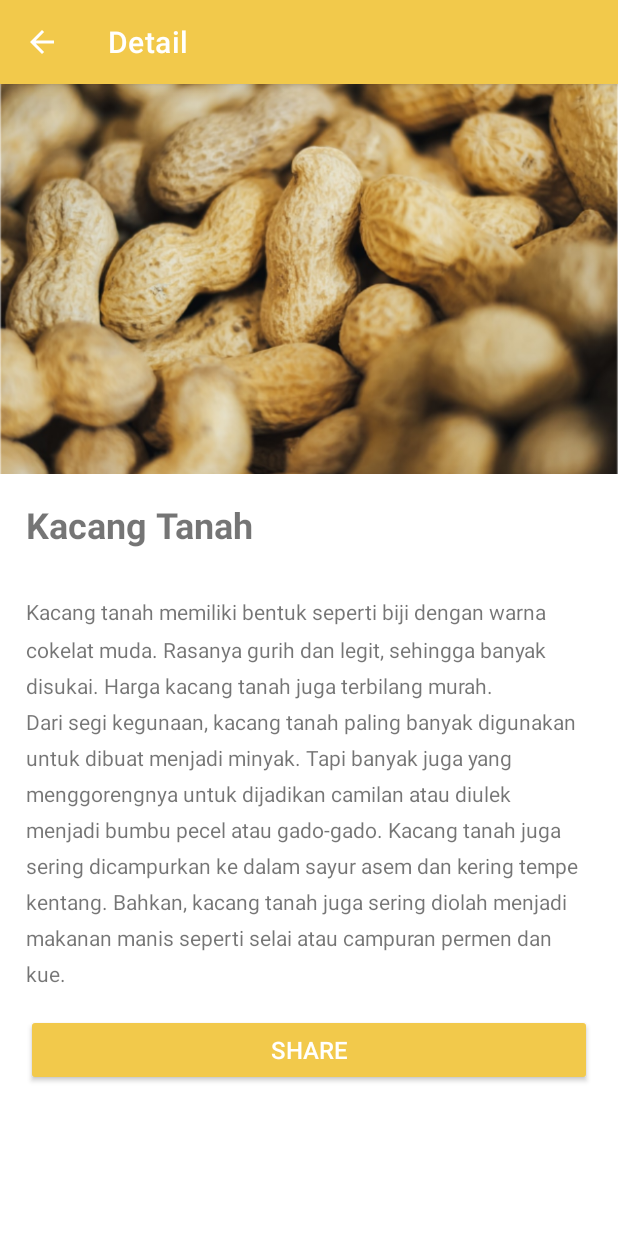
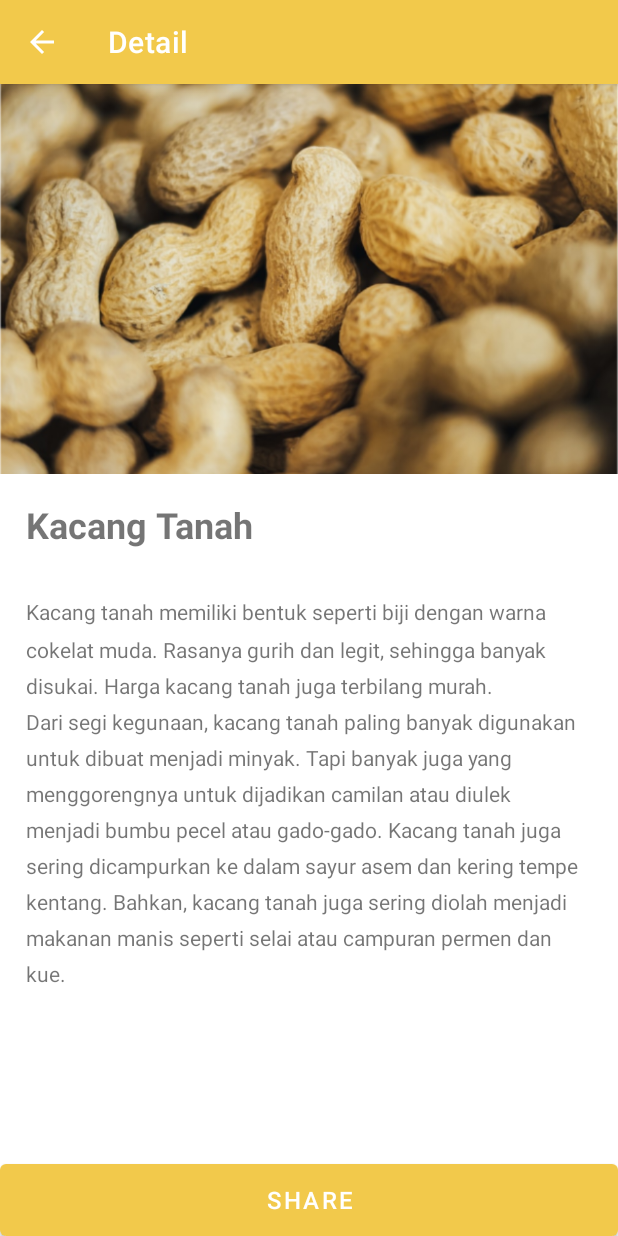
Before and after one commit to wildanGhifari/NutsPedia, an Android app: the screen it shows after launch (DetailActivity), after a tap on "Kacang Tanah", on a phone screen of 412 x 824 dp. Run offline under Robolectric (Android 15) with nearby library versions, the phone set to English and light mode, and no system bars; pictures from the network do not load.

Commit message:
Change share button position in activity_detail, and add a toast to it

```diff
--- a/app/src/main/java/me/wildan/nutspedia/DetailActivity.kt
+++ b/app/src/main/java/me/wildan/nutspedia/DetailActivity.kt
@@ -1,8 +1,10 @@
 package me.wildan.nutspedia
 
 import android.os.Bundle
+import android.widget.Button
 import android.widget.ImageView
 import android.widget.TextView
+import android.widget.Toast
 import androidx.appcompat.app.AppCompatActivity
 
 class DetailActivity : AppCompatActivity() {
@@ -35,6 +37,10 @@ class DetailActivity : AppCompatActivity() {
         tvNameReceived.text = nutsName
         tvDescReceived.text = nutsDesc
 
+        val btnShare: Button = findViewById(R.id.btn_share)
+        btnShare.setOnClickListener {
+            Toast.makeText(this, "Share" + nutsName, Toast.LENGTH_SHORT).show()
+        }
     }
 
     private fun setActionBarTitle(title: String) {
--- a/app/src/main/res/layout/activity_detail.xml
+++ b/app/src/main/res/layout/activity_detail.xml
@@ -1,20 +1,27 @@
 <?xml version="1.0" encoding="utf-8"?>
-<ScrollView xmlns:android="http://schemas.android.com/apk/res/android"
+<androidx.constraintlayout.widget.ConstraintLayout xmlns:android="http://schemas.android.com/apk/res/android"
+    xmlns:app="http://schemas.android.com/apk/res-auto"
     xmlns:tools="http://schemas.android.com/tools"
     android:layout_width="match_parent"
     android:layout_height="match_parent">
 
     <LinearLayout
+        android:id="@+id/linearLayout"
         android:layout_width="match_parent"
-        android:layout_height="wrap_content"
-        android:orientation="vertical">
+        android:layout_height="0dp"
+        android:orientation="vertical"
+        app:layout_constraintBottom_toBottomOf="parent"
+        app:layout_constraintEnd_toEndOf="parent"
+        app:layout_constraintStart_toStartOf="parent"
+        app:layout_constraintTop_toTopOf="parent">
 
         <ImageView
             android:id="@+id/img_item_photo"
             android:layout_width="match_parent"
             android:layout_height="260dp"
             android:scaleType="centerCrop"
-            tools:src="@tools:sample/avatars"/>
+            tools:src="@tools:sample/avatars"
+            android:contentDescription="@string/nuts_picture" />
 
         <TextView
             android:id="@+id/tv_item_name"
@@ -26,7 +33,7 @@
             android:layout_marginBottom="32dp"
             android:textSize="24sp"
             android:textStyle="bold"
-            tools:text="@string/nuts_name"/>
+            tools:text="@string/nuts_name" />
 
         <TextView
             android:id="@+id/tv_item_detail"
@@ -34,27 +41,19 @@
             android:layout_height="wrap_content"
             android:layout_marginLeft="17dp"
             android:layout_marginRight="17dp"
+            android:lineSpacingMultiplier="1.5"
             android:textSize="14sp"
-            android:lineSpacingMultiplier="1.5"
-            tools:text="@string/description"/>
-
-        <RelativeLayout
-            android:layout_width="match_parent"
-            android:layout_height="wrap_content"
-            android:layout_marginTop="17dp">
-
-            <Button
-                android:id="@+id/btn_share"
-                style="@style/Widget.AppCompat.Button.Colored"
-                android:layout_width="match_parent"
-                android:layout_height="wrap_content"
-                android:layout_marginLeft="17dp"
-                android:layout_marginRight="17dp"
-                android:layout_weight="1"
-                android:layout_centerVertical="true"
-                android:text="@string/share"
-                android:textSize="16sp"/>
-        </RelativeLayout>
+            tools:text="@string/description" />
     </LinearLayout>
 
-</ScrollView>
+    <Button
+        android:id="@+id/btn_share"
+        android:layout_width="match_parent"
+        android:layout_height="wrap_content"
+        android:layout_weight="1"
+        android:insetTop="0dp"
+        android:insetBottom="0dp"
+        android:text="@string/share"
+        android:textSize="16sp"
+        app:layout_constraintBottom_toBottomOf="parent" />
+</androidx.constraintlayout.widget.ConstraintLayout>
--- a/app/src/main/res/values/strings.xml
+++ b/app/src/main/res/values/strings.xml
@@ -46,4 +46,5 @@
     <string name="skill10"><ul><li>App Development</li></ul></string>
     <string name="nutspedia">NutsPedia</string>
     <string name="icon_nutspedia_for_splashscreen">icon NutsPedia for SplashScreen</string>
+    <string name="nuts_picture">Nuts Picture</string>
 </resources>
```
Also changed, not shown: 1 other file.
